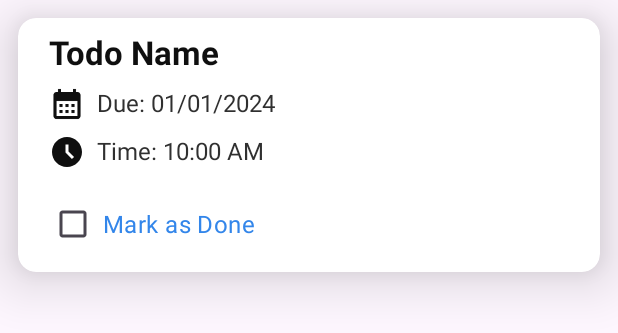
After one commit to Abhaykumarbhumihar/todo_app_kotlin_roomdatabase, an Android app: the layout todo_active_list.xml on its own in the app's theme, with its tools: preview values and no code run, on a phone screen of 412 x 824 dp. The commit adds this screen. Shown: the top 333 px of the screen. Run offline under Robolectric (Android 15) with nearby library versions, the phone set to English and light mode, and no system bars.

Commit message:
show saved todo list

```diff
--- a/app/src/main/java/com/todoappkotlin/MainActivity.kt
+++ b/app/src/main/java/com/todoappkotlin/MainActivity.kt
@@ -5,7 +5,7 @@ import android.os.Bundle
 import androidx.fragment.app.Fragment
 import androidx.fragment.app.FragmentManager
 import androidx.fragment.app.FragmentTransaction
-import com.todoappkotlin.category.view.ActiveTodoListFragment
+import com.todoappkotlin.listtodo.view.ListActiveFragment
 import com.todoappkotlin.databinding.ActivityMainBinding
 
 class MainActivity : AppCompatActivity() {
@@ -16,7 +16,7 @@ class MainActivity : AppCompatActivity() {
         super.onCreate(savedInstanceState)
         binding = ActivityMainBinding.inflate(layoutInflater)
         setContentView(binding.root)
-        addfragment(ActiveTodoListFragment())
+        addfragment(ListActiveFragment())
     }
 
 
--- a/app/src/main/java/com/todoappkotlin/category/CategoryCallback.kt
+++ b/app/src/main/java/com/todoappkotlin/addtask/callback/CategoryCallback.kt
@@ -1,4 +1,4 @@
-package com.todoappkotlin.category
+package com.todoappkotlin.addtask.callback
 
 
 interface CategoryCallback<T> {
--- a/app/src/main/java/com/todoappkotlin/category/repository/AddTaskRepository.kt
+++ b/app/src/main/java/com/todoappkotlin/addtask/repository/AddTaskRepository.kt
@@ -1,4 +1,4 @@
-package com.todoappkotlin.category.repository
+package com.todoappkotlin.addtask.repository
 
 import com.todoappkotlin.room.CategoryDao
 import com.todoappkotlin.room.CategoryEntity
--- a/app/src/main/java/com/todoappkotlin/category/view/adapter/CategorySpinnerAdapter.kt
+++ b/app/src/main/java/com/todoappkotlin/addtask/view/adapter/CategorySpinnerAdapter.kt
@@ -1,4 +1,4 @@
-package com.todoappkotlin.category.view.adapter
+package com.todoappkotlin.addtask.view.adapter
 
 import android.content.Context
 import android.view.LayoutInflater
--- a/app/src/main/java/com/todoappkotlin/category/view/dialog/CategoryDialogFragment.kt
+++ b/app/src/main/java/com/todoappkotlin/addtask/view/dialog/CategoryDialogFragment.kt
@@ -1,14 +1,10 @@
-package com.todoappkotlin.category.view.dialog
+package com.todoappkotlin.addtask.view.dialog
 
 import android.os.Bundle
-import androidx.fragment.app.Fragment
 import android.view.LayoutInflater
 import android.view.View
 import android.view.ViewGroup
 import com.todoappkotlin.R
-
-import android.app.Dialog
-import android.content.Context
 
 
 import android.widget.Button
--- a/app/src/main/java/com/todoappkotlin/category/viewmodel/AddTaskViewModel.kt
+++ b/app/src/main/java/com/todoappkotlin/addtask/viewmodel/AddTaskViewModel.kt
@@ -1,9 +1,9 @@
-package com.todoappkotlin.category.viewmodel
+package com.todoappkotlin.addtask.viewmodel
 
 import androidx.lifecycle.ViewModel
 import androidx.lifecycle.viewModelScope
-import com.todoappkotlin.category.CategoryCallback
-import com.todoappkotlin.category.repository.AddTaskRepository
+import com.todoappkotlin.addtask.callback.CategoryCallback
+import com.todoappkotlin.addtask.repository.AddTaskRepository
 import com.todoappkotlin.room.CategoryEntity
 import com.todoappkotlin.room.TodoEntity
 import kotlinx.coroutines.Dispatchers
--- a/app/src/main/java/com/todoappkotlin/category/viewmodel/AddTaskViewModelFactory.kt
+++ b/app/src/main/java/com/todoappkotlin/addtask/viewmodel/AddTaskViewModelFactory.kt
@@ -1,8 +1,8 @@
-package com.todoappkotlin.category.viewmodel
+package com.todoappkotlin.addtask.viewmodel
 
 import androidx.lifecycle.ViewModel
 import androidx.lifecycle.ViewModelProvider
-import com.todoappkotlin.category.repository.AddTaskRepository
+import com.todoappkotlin.addtask.repository.AddTaskRepository
 import java.lang.IllegalArgumentException
 
 
--- /dev/null
+++ b/app/src/main/res/drawable/arrow_back.xml
@@ -0,0 +1,5 @@
+<vector android:autoMirrored="true" android:height="24dp"
+    android:tint="#030909" android:viewportHeight="24"
+    android:viewportWidth="24" android:width="24dp" xmlns:android="http://schemas.android.com/apk/res/android">
+    <path android:fillColor="@android:color/white" android:pathData="M11.67,3.87L9.9,2.1 0,12l9.9,9.9 1.77,-1.77L3.54,12z"/>
+</vector>
--- /dev/null
+++ b/app/src/main/res/layout/todo_active_list.xml
@@ -0,0 +1,89 @@
+<?xml version="1.0" encoding="utf-8"?>
+<androidx.cardview.widget.CardView xmlns:android="http://schemas.android.com/apk/res/android"
+    xmlns:app="http://schemas.android.com/apk/res-auto"
+    android:layout_width="match_parent"
+    android:layout_height="wrap_content"
+    android:layout_margin="12dp"
+    app:cardBackgroundColor="@color/colorWhite"
+    app:cardCornerRadius="12dp"
+    app:cardElevation="24dp">
+
+    <LinearLayout
+        android:layout_width="match_parent"
+        android:layout_height="wrap_content"
+        android:orientation="vertical"
+        android:paddingStart="@dimen/_16sdp"
+        android:paddingTop="@dimen/_6sdp"
+        android:paddingEnd="@dimen/_16sdp"
+        android:paddingBottom="@dimen/_6sdp">
+
+        <TextView
+            android:id="@+id/todoName"
+            android:layout_width="wrap_content"
+            android:layout_height="wrap_content"
+            android:layout_marginBottom="8dp"
+            android:ellipsize="end"
+            android:maxLines="1"
+            android:text="Todo Name"
+            android:textColor="@color/colorBlack"
+            android:textSize="22sp"
+            android:textStyle="bold" />
+
+        <LinearLayout
+            android:layout_width="wrap_content"
+            android:layout_height="wrap_content"
+            android:layout_marginBottom="8dp"
+            android:orientation="horizontal">
+
+            <ImageView
+                android:layout_width="wrap_content"
+                android:layout_height="wrap_content"
+                android:layout_marginEnd="8dp"
+                android:contentDescription="Calendar Icon"
+                android:src="@drawable/calendar_month"
+                app:tint="@color/colorBlack" />
+
+            <TextView
+                android:id="@+id/todoDate"
+                android:layout_width="wrap_content"
+                android:layout_height="wrap_content"
+                android:text="Due: 01/01/2024"
+                android:textColor="@color/colorDarkGray"
+                android:textSize="16sp" />
+        </LinearLayout>
+
+        <LinearLayout
+            android:layout_width="wrap_content"
+            android:layout_height="wrap_content"
+            android:layout_marginBottom="8dp"
+            android:orientation="horizontal">
+
+            <ImageView
+                android:layout_width="wrap_content"
+                android:layout_height="wrap_content"
+                android:layout_marginEnd="8dp"
+                android:contentDescription="Clock Icon"
+                android:src="@drawable/access_time"
+                app:tint="@color/colorBlack" />
+
+            <TextView
+                android:id="@+id/todoTime"
+                android:layout_width="wrap_content"
+                android:layout_height="wrap_content"
+                android:text="Time: 10:00 AM"
+                android:textColor="@color/colorDarkGray"
+                android:textSize="16sp" />
+        </LinearLayout>
+
+        <CheckBox
+            android:id="@+id/todoCheckbox"
+            android:layout_width="wrap_content"
+            android:layout_height="wrap_content"
+            android:layout_marginTop="4dp"
+            android:padding="4dp"
+            android:text="Mark as Done"
+            android:textColor="@color/colorPrimary"
+            android:textSize="16sp" />
+
+    </LinearLayout>
+</androidx.cardview.widget.CardView>
```
Also changed, not shown: app/src/main/java/com/todoappkotlin/addtask/view/AddTodoTaskFragment.kt (renamed from app/src/main/java/com/todoappkotlin/category/view/ActiveTodoListFragment.kt, +11 -36 lines), app/src/main/java/com/todoappkotlin/category/view/AddTodoFraagment.kt (deleted, +0 -25 lines), app/src/main/java/com/todoappkotlin/listtodo/callback/TodoListCallBack.kt (added, +8 -0 lines), app/src/main/java/com/todoappkotlin/listtodo/repository/TodoListRepository.kt (added, +11 -0 lines), app/src/main/java/com/todoappkotlin/listtodo/view/ListActiveFraagment.kt (added, +118 -0 lines), app/src/main/java/com/todoappkotlin/listtodo/view/adapter/TodoAdapter.kt (added, +52 -0 lines), app/src/main/java/com/todoappkotlin/listtodo/viewmodel/TodoListViewModel.kt (added, +26 -0 lines), app/src/main/java/com/todoappkotlin/listtodo/viewmodel/TodoListViewModelFactory.kt (added, +16 -0 lines), app/src/main/res/layout/fragment_active_todo_list.xml (+22 -6 lines), app/src/main/res/layout/fragment_add_todo_fraagment.xml (deleted, +0 -14 lines), app/src/main/res/layout/fragment_list_active_fraagment.xml (added, +23 -0 lines).
